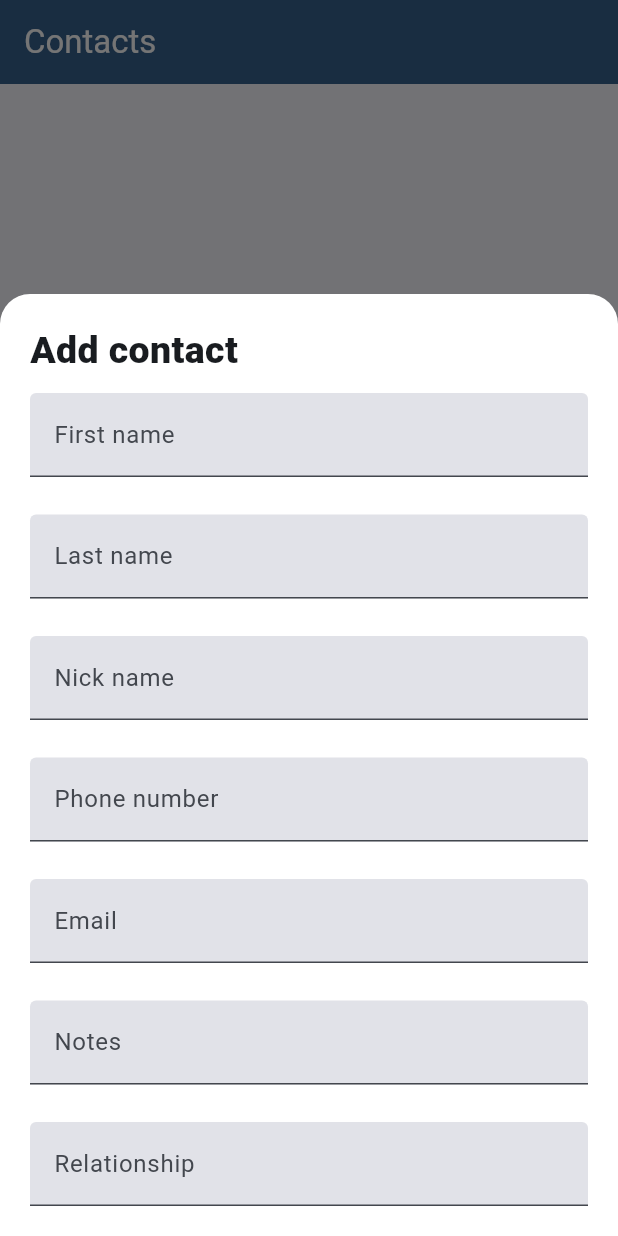
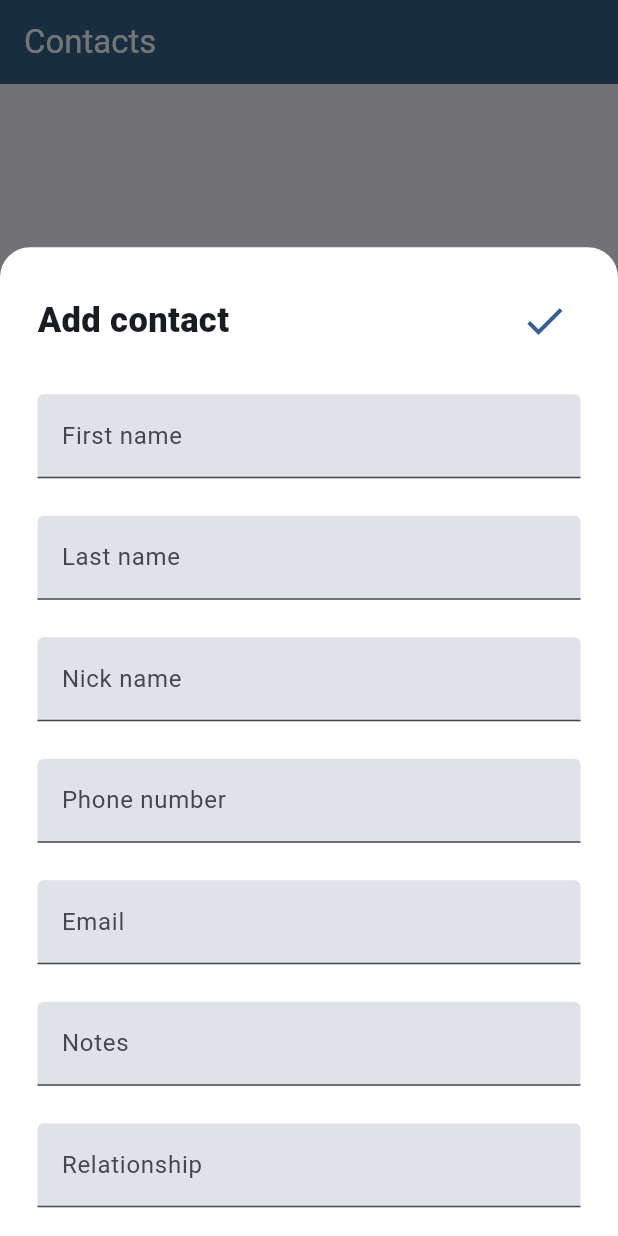
Before and after one commit to ISL270/sportvibez-test, a Flutter app: the screen it shows after launch, after a tap on the "add" icon, on a phone screen of 412 x 824 dp. Run offline on Flutter 3.47's test engine with Material 3 defaults, Android fonts, the phone set to English and light mode, and no system bars; our stand-ins replace stacked, stacked_services, stacked_shared.

Commit message:
capability to return Contact from AddContactSheet

```diff
--- a/lib/app/domain_models/contact.dart
+++ b/lib/app/domain_models/contact.dart
@@ -5,8 +5,7 @@ class Contact {
   final String? nickName, relationship, email, notes;
   late final List<Group> groups;
 
-  Contact(
-    List<Group>? groups, {
+  Contact({
     this.email,
     this.notes,
     this.nickName,
@@ -14,6 +13,7 @@ class Contact {
     required this.lastName,
     required this.firstName,
     required this.phoneNumber,
+    List<Group>? groups,
   }) {
     this.groups = groups ?? [];
   }
--- a/lib/ui/bottom_sheets/add_contact/add_contact_sheet.dart
+++ b/lib/ui/bottom_sheets/add_contact/add_contact_sheet.dart
@@ -1,4 +1,5 @@
 import 'package:flutter/material.dart';
+import 'package:sportvibez_test/app/domain_models/contact.dart';
 import 'package:sportvibez_test/app/helpres/text_validator.dart';
 import 'package:sportvibez_test/ui/bottom_sheets/add_contact/add_contact_sheet.form.dart';
 import 'package:sportvibez_test/ui/common/ui_helpers.dart';
@@ -8,20 +9,33 @@ import 'package:stacked_services/stacked_services.dart';
 
 import 'add_contact_sheet_model.dart';
 
-@FormView(fields: [
+@FormView(
+  autoTextFieldValidation: false,
+  fields: [
     FormTextField(
       name: 'firstName',
+      validator: TextValidators.nameValidator,
     ),
-  FormTextField(name: 'lastName'),
-  FormTextField(name: 'phoneNumber'),
+    FormTextField(
+      name: 'lastName',
+      validator: TextValidators.nameValidator,
+    ),
     FormTextField(name: 'nickName'),
+    FormTextField(
+      name: 'phoneNumber',
+      validator: TextValidators.phoneNumValidator,
+    ),
+    FormTextField(
+      name: 'email',
+      validator: TextValidators.emailValidator,
+    ),
+    FormTextField(name: 'notes'),
     FormTextField(name: 'relationship'),
-  FormTextField(name: 'email'),
-  FormTextField(name: 'notes'),
-])
+  ],
+)
 class AddContactSheet extends StackedView<AddContactSheetModel>
     with $AddContactSheet {
-  final Function(SheetResponse response)? completer;
+  final Function(SheetResponse<Contact> response)? completer;
   final SheetRequest request;
   const AddContactSheet({
     super.key,
@@ -51,29 +65,56 @@ class AddContactSheet extends StackedView<AddContactSheetModel>
       constraints: BoxConstraints(
         maxHeight: MediaQuery.of(context).size.height * .8,
       ),
-      padding: const EdgeInsets.all(20),
+      padding: const EdgeInsets.symmetric(horizontal: 25) +
+          const EdgeInsets.only(top: 25, bottom: 0),
       decoration: const BoxDecoration(
         color: Colors.white,
         borderRadius: BorderRadius.vertical(top: Radius.circular(20)),
       ),
-      child: SingleChildScrollView(
       child: Column(
         crossAxisAlignment: CrossAxisAlignment.start,
         mainAxisSize: MainAxisSize.min,
         children: [
+          Row(
+            mainAxisAlignment: MainAxisAlignment.spaceBetween,
+            children: [
               const Text(
                 'Add contact',
                 style: TextStyle(
-                fontSize: 25,
-                fontWeight: FontWeight.w900,
+                  fontSize: 23,
+                  fontWeight: FontWeight.w800,
                 ),
               ),
-            verticalSpaceSmall,
+              IconButton(
+                onPressed: () {
+                  viewModel.validateForm();
+                  if (viewModel.isFormValid) {
+                    final newContact = Contact(
+                      firstName: firstNameController.text,
+                      lastName: lastNameController.text,
+                      nickName: nickNameController.text,
+                      phoneNumber: phoneNumberController.text,
+                      email: emailController.text,
+                      notes: notesController.text,
+                      relationship: relationshipController.text,
+                    );
+                    completer?.call(SheetResponse(data: newContact));
+                  }
+                },
+                icon: const Icon(Icons.check),
+                iconSize: 32,
+                color: Theme.of(context).colorScheme.primary,
+              )
+            ],
+          ),
+          verticalSpaceMedium,
+          Expanded(
+            child: ListView(
+              children: [
                 TextFormField(
                   controller: firstNameController,
                   keyboardType: TextInputType.name,
-              validator: TextValidators.nameValidator,
-              autovalidateMode: AutovalidateMode.onUserInteraction,
+                  autovalidateMode: AutovalidateMode.disabled,
                   decoration: InputDecoration(
                     filled: true,
                     labelText: 'First name',
@@ -84,8 +125,7 @@ class AddContactSheet extends StackedView<AddContactSheetModel>
                 TextFormField(
                   controller: lastNameController,
                   keyboardType: TextInputType.name,
-              validator: TextValidators.nameValidator,
-              autovalidateMode: AutovalidateMode.onUserInteraction,
+                  autovalidateMode: AutovalidateMode.disabled,
                   decoration: InputDecoration(
                     filled: true,
                     labelText: 'Last name',
@@ -96,7 +136,7 @@ class AddContactSheet extends StackedView<AddContactSheetModel>
                 TextFormField(
                   controller: nickNameController,
                   keyboardType: TextInputType.name,
-              autovalidateMode: AutovalidateMode.onUserInteraction,
+                  autovalidateMode: AutovalidateMode.disabled,
                   decoration: InputDecoration(
                     filled: true,
                     labelText: 'Nick name',
@@ -107,8 +147,7 @@ class AddContactSheet extends StackedView<AddContactSheetModel>
                 TextFormField(
                   controller: phoneNumberController,
                   keyboardType: TextInputType.phone,
-              validator: TextValidators.phoneNumValidator,
-              autovalidateMode: AutovalidateMode.onUserInteraction,
+                  autovalidateMode: AutovalidateMode.disabled,
                   decoration: InputDecoration(
                     filled: true,
                     labelText: 'Phone number',
@@ -119,8 +158,7 @@ class AddContactSheet extends StackedView<AddContactSheetModel>
                 TextFormField(
                   controller: emailController,
                   keyboardType: TextInputType.emailAddress,
-              validator: TextValidators.emailValidator,
-              autovalidateMode: AutovalidateMode.onUserInteraction,
+                  autovalidateMode: AutovalidateMode.disabled,
                   decoration: InputDecoration(
                     filled: true,
                     labelText: 'Email',
@@ -130,7 +168,6 @@ class AddContactSheet extends StackedView<AddContactSheetModel>
                 verticalSpaceMedium,
                 TextFormField(
                   controller: notesController,
-              autovalidateMode: AutovalidateMode.onUserInteraction,
                   decoration: InputDecoration(
                     filled: true,
                     labelText: 'Notes',
@@ -140,7 +177,6 @@ class AddContactSheet extends StackedView<AddContactSheetModel>
                 verticalSpaceMedium,
                 TextFormField(
                   controller: relationshipController,
-              autovalidateMode: AutovalidateMode.onUserInteraction,
                   decoration: InputDecoration(
                     filled: true,
                     labelText: 'Relationship',
@@ -150,6 +186,8 @@ class AddContactSheet extends StackedView<AddContactSheetModel>
               ],
             ),
           ),
+        ],
+      ),
     );
   }
 
--- a/lib/ui/bottom_sheets/add_contact/add_contact_sheet.form.dart
+++ b/lib/ui/bottom_sheets/add_contact/add_contact_sheet.form.dart
@@ -7,17 +7,18 @@
 // ignore_for_file: public_member_api_docs, constant_identifier_names, non_constant_identifier_names,unnecessary_this
 
 import 'package:flutter/material.dart';
+import 'package:sportvibez_test/app/helpres/text_validator.dart';
 import 'package:stacked/stacked.dart';
 
-const bool _autoTextFieldValidation = true;
+const bool _autoTextFieldValidation = false;
 
 const String FirstNameValueKey = 'firstName';
 const String LastNameValueKey = 'lastName';
+const String NickNameValueKey = 'nickName';
 const String PhoneNumberValueKey = 'phoneNumber';
-const String NickNameValueKey = 'nickName';
-const String RelationshipValueKey = 'relationship';
 const String EmailValueKey = 'email';
 const String NotesValueKey = 'notes';
+const String RelationshipValueKey = 'relationship';
 
 final Map<String, TextEditingController>
     _AddContactSheetTextEditingControllers = {};
@@ -26,13 +27,13 @@ final Map<String, FocusNode> _AddContactSheetFocusNodes = {};
 
 final Map<String, String? Function(String?)?> _AddContactSheetTextValidations =
     {
-  FirstNameValueKey: null,
-  LastNameValueKey: null,
-  PhoneNumberValueKey: null,
+  FirstNameValueKey: TextValidators.nameValidator,
+  LastNameValueKey: TextValidators.nameValidator,
   NickNameValueKey: null,
+  PhoneNumberValueKey: TextValidators.phoneNumValidator,
+  EmailValueKey: TextValidators.emailValidator,
+  NotesValueKey: null,
   RelationshipValueKey: null,
-  EmailValueKey: null,
-  NotesValueKey: null,
 };
 
 mixin $AddContactSheet {
@@ -40,25 +41,25 @@ mixin $AddContactSheet {
       _getFormTextEditingController(FirstNameValueKey);
   TextEditingController get lastNameController =>
       _getFormTextEditingController(LastNameValueKey);
+  TextEditingController get nickNameController =>
+      _getFormTextEditingController(NickNameValueKey);
   TextEditingController get phoneNumberController =>
       _getFormTextEditingController(PhoneNumberValueKey);
-  TextEditingController get nickNameController =>
-      _getFormTextEditingController(NickNameValueKey);
-  TextEditingController get relationshipController =>
-      _getFormTextEditingController(RelationshipValueKey);
   TextEditingController get emailController =>
       _getFormTextEditingController(EmailValueKey);
   TextEditingController get notesController =>
       _getFormTextEditingController(NotesValueKey);
+  TextEditingController get relationshipController =>
+      _getFormTextEditingController(RelationshipValueKey);
 
   FocusNode get firstNameFocusNode => _getFormFocusNode(FirstNameValueKey);
   FocusNode get lastNameFocusNode => _getFormFocusNode(LastNameValueKey);
+  FocusNode get nickNameFocusNode => _getFormFocusNode(NickNameValueKey);
   FocusNode get phoneNumberFocusNode => _getFormFocusNode(PhoneNumberValueKey);
-  FocusNode get nickNameFocusNode => _getFormFocusNode(NickNameValueKey);
+  FocusNode get emailFocusNode => _getFormFocusNode(EmailValueKey);
+  FocusNode get notesFocusNode => _getFormFocusNode(NotesValueKey);
   FocusNode get relationshipFocusNode =>
       _getFormFocusNode(RelationshipValueKey);
-  FocusNode get emailFocusNode => _getFormFocusNode(EmailValueKey);
-  FocusNode get notesFocusNode => _getFormFocusNode(NotesValueKey);
 
   TextEditingController _getFormTextEditingController(
     String key, {
@@ -86,11 +87,11 @@ mixin $AddContactSheet {
   void syncFormWithViewModel(FormStateHelper model) {
     firstNameController.addListener(() => _updateFormData(model));
     lastNameController.addListener(() => _updateFormData(model));
+    nickNameController.addListener(() => _updateFormData(model));
     phoneNumberController.addListener(() => _updateFormData(model));
-    nickNameController.addListener(() => _updateFormData(model));
-    relationshipController.addListener(() => _updateFormData(model));
     emailController.addListener(() => _updateFormData(model));
     notesController.addListener(() => _updateFormData(model));
+    relationshipController.addListener(() => _updateFormData(model));
 
     _updateFormData(model, forceValidate: _autoTextFieldValidation);
   }
@@ -104,11 +105,11 @@ mixin $AddContactSheet {
   void listenToFormUpdated(FormViewModel model) {
     firstNameController.addListener(() => _updateFormData(model));
     lastNameController.addListener(() => _updateFormData(model));
+    nickNameController.addListener(() => _updateFormData(model));
     phoneNumberController.addListener(() => _updateFormData(model));
-    nickNameController.addListener(() => _updateFormData(model));
-    relationshipController.addListener(() => _updateFormData(model));
     emailController.addListener(() => _updateFormData(model));
     notesController.addListener(() => _updateFormData(model));
+    relationshipController.addListener(() => _updateFormData(model));
 
     _updateFormData(model, forceValidate: _autoTextFieldValidation);
   }
@@ -120,11 +121,11 @@ mixin $AddContactSheet {
         ..addAll({
           FirstNameValueKey: firstNameController.text,
           LastNameValueKey: lastNameController.text,
+          NickNameValueKey: nickNameController.text,
           PhoneNumberValueKey: phoneNumberController.text,
-          NickNameValueKey: nickNameController.text,
-          RelationshipValueKey: relationshipController.text,
           EmailValueKey: emailController.text,
           NotesValueKey: notesController.text,
+          RelationshipValueKey: relationshipController.text,
         }),
     );
 
@@ -168,13 +169,13 @@ extension ValueProperties on FormStateHelper {
 
   String? get firstNameValue => this.formValueMap[FirstNameValueKey] as String?;
   String? get lastNameValue => this.formValueMap[LastNameValueKey] as String?;
+  String? get nickNameValue => this.formValueMap[NickNameValueKey] as String?;
   String? get phoneNumberValue =>
       this.formValueMap[PhoneNumberValueKey] as String?;
-  String? get nickNameValue => this.formValueMap[NickNameValueKey] as String?;
+  String? get emailValue => this.formValueMap[EmailValueKey] as String?;
+  String? get notesValue => this.formValueMap[NotesValueKey] as String?;
   String? get relationshipValue =>
       this.formValueMap[RelationshipValueKey] as String?;
-  String? get emailValue => this.formValueMap[EmailValueKey] as String?;
-  String? get notesValue => this.formValueMap[NotesValueKey] as String?;
 
   set firstNameValue(String? value) {
     this.setData(
@@ -198,18 +199,6 @@ extension ValueProperties on FormStateHelper {
     }
   }
 
-  set phoneNumberValue(String? value) {
-    this.setData(
-      this.formValueMap..addAll({PhoneNumberValueKey: value}),
-    );
-
-    if (_AddContactSheetTextEditingControllers.containsKey(
-        PhoneNumberValueKey)) {
-      _AddContactSheetTextEditingControllers[PhoneNumberValueKey]?.text =
-          value ?? '';
-    }
-  }
-
   set nickNameValue(String? value) {
     this.setData(
       this.formValueMap..addAll({NickNameValueKey: value}),
@@ -221,14 +210,14 @@ extension ValueProperties on FormStateHelper {
     }
   }
 
-  set relationshipValue(String? value) {
+  set phoneNumberValue(String? value) {
     this.setData(
-      this.formValueMap..addAll({RelationshipValueKey: value}),
+      this.formValueMap..addAll({PhoneNumberValueKey: value}),
     );
 
     if (_AddContactSheetTextEditingControllers.containsKey(
-        RelationshipValueKey)) {
-      _AddContactSheetTextEditingControllers[RelationshipValueKey]?.text =
+        PhoneNumberValueKey)) {
+      _AddContactSheetTextEditingControllers[PhoneNumberValueKey]?.text =
           value ?? '';
     }
   }
@@ -253,57 +242,69 @@ extension ValueProperties on FormStateHelper {
     }
   }
 
+  set relationshipValue(String? value) {
+    this.setData(
+      this.formValueMap..addAll({RelationshipValueKey: value}),
+    );
+
+    if (_AddContactSheetTextEditingControllers.containsKey(
+        RelationshipValueKey)) {
+      _AddContactSheetTextEditingControllers[RelationshipValueKey]?.text =
+          value ?? '';
+    }
+  }
+
   bool get hasFirstName =>
       this.formValueMap.containsKey(FirstNameValueKey) &&
       (firstNameValue?.isNotEmpty ?? false);
   bool get hasLastName =>
       this.formValueMap.containsKey(LastNameValueKey) &&
       (lastNameValue?.isNotEmpty ?? false);
+  bool get hasNickName =>
+      this.formValueMap.containsKey(NickNameValueKey) &&
+      (nickNameValue?.isNotEmpty ?? false);
   bool get hasPhoneNumber =>
       this.formValueMap.containsKey(PhoneNumberValueKey) &&
       (phoneNumberValue?.isNotEmpty ?? false);
-  bool get hasNickName =>
-      this.formValueMap.containsKey(NickNameValueKey) &&
-      (nickNameValue?.isNotEmpty ?? false);
-  bool get hasRelationship =>
-      this.formValueMap.containsKey(RelationshipValueKey) &&
-      (relationshipValue?.isNotEmpty ?? false);
   bool get hasEmail =>
       this.formValueMap.containsKey(EmailValueKey) &&
       (emailValue?.isNotEmpty ?? false);
   bool get hasNotes =>
       this.formValueMap.containsKey(NotesValueKey) &&
       (notesValue?.isNotEmpty ?? false);
+  bool get hasRelationship =>
+      this.formValueMap.containsKey(RelationshipValueKey) &&
+      (relationshipValue?.isNotEmpty ?? false);
 
   bool get hasFirstNameValidationMessage =>
       this.fieldsValidationMessages[FirstNameValueKey]?.isNotEmpty ?? false;
   bool get hasLastNameValidationMessage =>
       this.fieldsValidationMessages[LastNameValueKey]?.isNotEmpty ?? false;
+  bool get hasNickNameValidationMessage =>
+      this.fieldsValidationMessages[NickNameValueKey]?.isNotEmpty ?? false;
   bool get hasPhoneNumberValidationMessage =>
       this.fieldsValidationMessages[PhoneNumberValueKey]?.isNotEmpty ?? false;
-  bool get hasNickNameValidationMessage =>
-      this.fieldsValidationMessages[NickNameValueKey]?.isNotEmpty ?? false;
-  bool get hasRelationshipValidationMessage =>
-      this.fieldsValidationMessages[RelationshipValueKey]?.isNotEmpty ?? false;
   bool get hasEmailValidationMessage =>
       this.fieldsValidationMessages[EmailValueKey]?.isNotEmpty ?? false;
   bool get hasNotesValidationMessage =>
       this.fieldsValidationMessages[NotesValueKey]?.isNotEmpty ?? false;
+  bool get hasRelationshipValidationMessage =>
+      this.fieldsValidationMessages[RelationshipValueKey]?.isNotEmpty ?? false;
 
   String? get firstNameValidationMessage =>
       this.fieldsValidationMessages[FirstNameValueKey];
   String? get lastNameValidationMessage =>
       this.fieldsValidationMessages[LastNameValueKey];
+  String? get nickNameValidationMessage =>
+      this.fieldsValidationMessages[NickNameValueKey];
   String? get phoneNumberValidationMessage =>
       this.fieldsValidationMessages[PhoneNumberValueKey];
-  String? get nickNameValidationMessage =>
-      this.fieldsValidationMessages[NickNameValueKey];
-  String? get relationshipValidationMessage =>
-      this.fieldsValidationMessages[RelationshipValueKey];
   String? get emailValidationMessage =>
       this.fieldsValidationMessages[EmailValueKey];
   String? get notesValidationMessage =>
       this.fieldsValidationMessages[NotesValueKey];
+  String? get relationshipValidationMessage =>
+      this.fieldsValidationMessages[RelationshipValueKey];
 }
 
 extension Methods on FormStateHelper {
@@ -311,26 +312,26 @@ extension Methods on FormStateHelper {
       this.fieldsValidationMessages[FirstNameValueKey] = validationMessage;
   setLastNameValidationMessage(String? validationMessage) =>
       this.fieldsValidationMessages[LastNameValueKey] = validationMessage;
+  setNickNameValidationMessage(String? validationMessage) =>
+      this.fieldsValidationMessages[NickNameValueKey] = validationMessage;
   setPhoneNumberValidationMessage(String? validationMessage) =>
       this.fieldsValidationMessages[PhoneNumberValueKey] = validationMessage;
-  setNickNameValidationMessage(String? validationMessage) =>
-      this.fieldsValidationMessages[NickNameValueKey] = validationMessage;
-  setRelationshipValidationMessage(String? validationMessage) =>
-      this.fieldsValidationMessages[RelationshipValueKey] = validationMessage;
   setEmailValidationMessage(String? validationMessage) =>
       this.fieldsValidationMessages[EmailValueKey] = validationMessage;
   setNotesValidationMessage(String? validationMessage) =>
       this.fieldsValidationMessages[NotesValueKey] = validationMessage;
+  setRelationshipValidationMessage(String? validationMessage) =>
+      this.fieldsValidationMessages[RelationshipValueKey] = validationMessage;
 
   /// Clears text input fields on the Form
   void clearForm() {
     firstNameValue = '';
     lastNameValue = '';
+    nickNameValue = '';
     phoneNumberValue = '';
-    nickNameValue = '';
-    relationshipValue = '';
     emailValue = '';
     notesValue = '';
+    relationshipValue = '';
   }
 
   /// Validates text input fields on the Form
@@ -338,11 +339,11 @@ extension Methods on FormStateHelper {
     this.setValidationMessages({
       FirstNameValueKey: getValidationMessage(FirstNameValueKey),
       LastNameValueKey: getValidationMessage(LastNameValueKey),
+      NickNameValueKey: getValidationMessage(NickNameValueKey),
       PhoneNumberValueKey: getValidationMessage(PhoneNumberValueKey),
-      NickNameValueKey: getValidationMessage(NickNameValueKey),
-      RelationshipValueKey: getValidationMessage(RelationshipValueKey),
       EmailValueKey: getValidationMessage(EmailValueKey),
       NotesValueKey: getValidationMessage(NotesValueKey),
+      RelationshipValueKey: getValidationMessage(RelationshipValueKey),
     });
   }
 }
@@ -364,9 +365,9 @@ void updateValidationData(FormStateHelper model) =>
     model.setValidationMessages({
       FirstNameValueKey: getValidationMessage(FirstNameValueKey),
       LastNameValueKey: getValidationMessage(LastNameValueKey),
+      NickNameValueKey: getValidationMessage(NickNameValueKey),
       PhoneNumberValueKey: getValidationMessage(PhoneNumberValueKey),
-      NickNameValueKey: getValidationMessage(NickNameValueKey),
-      RelationshipValueKey: getValidationMessage(RelationshipValueKey),
       EmailValueKey: getValidationMessage(EmailValueKey),
       NotesValueKey: getValidationMessage(NotesValueKey),
+      RelationshipValueKey: getValidationMessage(RelationshipValueKey),
     });
--- a/lib/ui/views/contacts/contacts_viewmodel.dart
+++ b/lib/ui/views/contacts/contacts_viewmodel.dart
@@ -1,5 +1,6 @@
 import 'package:sportvibez_test/app/app.bottomsheets.dart';
 import 'package:sportvibez_test/app/app.locator.dart';
+import 'package:sportvibez_test/app/domain_models/contact.dart';
 import 'package:sportvibez_test/ui/common/app_strings.dart';
 import 'package:stacked/stacked.dart';
 import 'package:stacked_services/stacked_services.dart';
@@ -7,8 +8,8 @@ import 'package:stacked_services/stacked_services.dart';
 class ContactsViewModel extends BaseViewModel {
   final _bottomSheetService = locator<BottomSheetService>();
 
-  void showBottomSheet() {
-    _bottomSheetService.showCustomSheet(
+  void showBottomSheet() async {
+    final res = await _bottomSheetService.showCustomSheet<Contact, void>(
       isScrollControlled: true,
       title: ksHomeBottomSheetTitle,
       variant: BottomSheetType.addContact,
```
Lines whose indentation alone changed are shown as unchanged.
